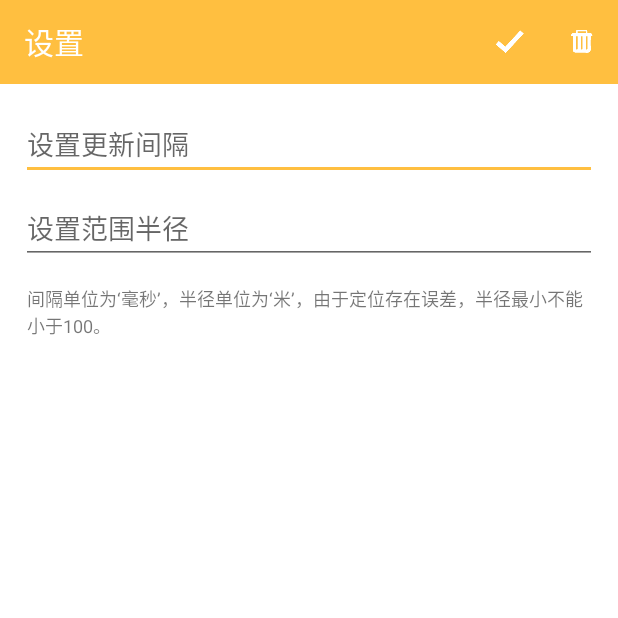
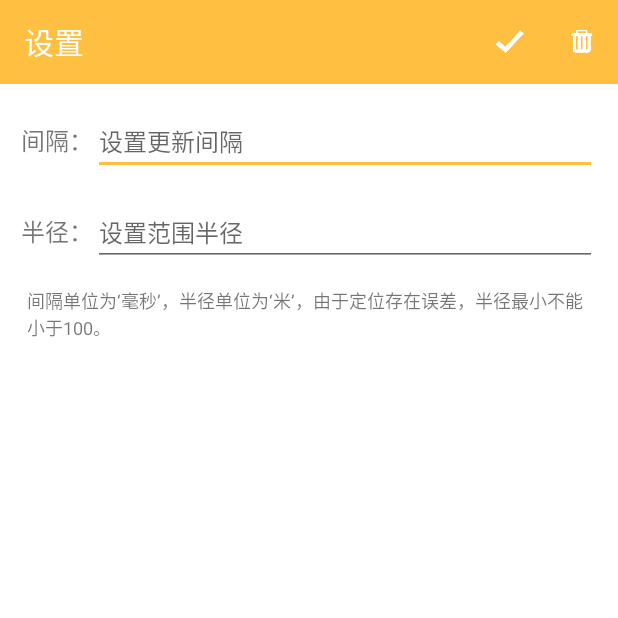
Before and after one commit to zhaomengjia0124/Buszzz, an Android app: the LocationSetActivity screen opened directly, with no data from a screen before it, on a phone screen of 412 x 824 dp, the top half of it. Run offline under Robolectric (Android 15) with nearby library versions, the light colour scheme and no system bars; our stand-ins replace ButterKnife.

Commit message:
优化UI

```diff
--- a/app/src/main/java/com/yuan/locationremind/LocationListActivity.java
+++ b/app/src/main/java/com/yuan/locationremind/LocationListActivity.java
@@ -9,7 +9,6 @@ import android.support.annotation.Nullable;
 import android.support.v7.widget.LinearLayoutManager;
 import android.support.v7.widget.RecyclerView;
 import android.support.v7.widget.Toolbar;
-import android.util.Log;
 import android.view.Menu;
 import android.view.MenuItem;
 import android.widget.TextView;
@@ -36,6 +35,7 @@ import butterknife.ButterKnife;
 public class LocationListActivity extends CheckPermissionsActivity {
 
     public static int REQUEST_CODE = 1;
+
     @BindView(R.id.recyclerView)
     RecyclerView mRecyclerView;
 
@@ -69,7 +69,6 @@ public class LocationListActivity extends CheckPermissionsActivity {
 
     private void handleState(@Nullable Bundle savedInstanceState) {
         if (!isServiceWork(this, "com.yuan.locationremind.LocationService")) {
-            if (BuildConfig.DEBUG) Log.d("LocationListActivity", "isnot");
             for (LocationEntity entity : mLocationDao.queryAll()) {
                 if (entity.getSelected() == 1) {
                     entity.setSelected(0);
@@ -147,9 +146,7 @@ public class LocationListActivity extends CheckPermissionsActivity {
      */
     @Override
     public void onSaveInstanceState(Bundle outState) {
-        if (BuildConfig.DEBUG) Log.d("LocationListActivity", "onSaveInstanceState");
         outState.putParcelable("location", mLocation);
-
         super.onSaveInstanceState(outState);
     }
 
@@ -157,7 +154,6 @@ public class LocationListActivity extends CheckPermissionsActivity {
     protected void onRestoreInstanceState(Bundle savedInstanceState) {
         handleState(savedInstanceState);
         refreshView(null);
-        if (BuildConfig.DEBUG) Log.d("LocationListActivity", "onRestoreInstanceState");
         super.onRestoreInstanceState(savedInstanceState);
     }
 
--- a/app/src/main/res/layout/activity_location_list.xml
+++ b/app/src/main/res/layout/activity_location_list.xml
@@ -21,6 +21,7 @@
         android:layout_height="wrap_content"
         android:ellipsize="end"
         android:paddingBottom="6dp"
+        android:maxLines="2"
         android:paddingLeft="18dp"
         android:minLines="2"
         android:gravity="center_vertical"
--- a/app/src/main/res/layout/activity_search.xml
+++ b/app/src/main/res/layout/activity_search.xml
@@ -21,7 +21,7 @@
         android:layout_width="match_parent"
         android:layout_height="match_parent"
         android:orientation="vertical"
-        android:paddingTop="8dp"
+        android:paddingTop="16dp"
         android:paddingBottom="8dp"
         android:paddingLeft="14dp"
         android:paddingRight="14dp">
@@ -31,15 +31,12 @@
             android:layout_width="match_parent"
             android:layout_height="48dp"
             android:layout_gravity="center_vertical"
-            android:layout_marginTop="24dp"
             android:drawablePadding="8dp"
             android:hint="@string/please_input_addr"
             android:maxLength="24"
             android:paddingLeft="8dp"
-
             android:paddingRight="8dp"
             android:singleLine="true"
-            android:textSize="16sp"
             app:iconClear="@mipmap/ic_del"
             />
 
--- a/app/src/main/res/layout/activity_set.xml
+++ b/app/src/main/res/layout/activity_set.xml
@@ -17,34 +17,58 @@
         app:titleTextColor="@android:color/white"/>
 
 
-    <EditText
-        android:id="@+id/setIntervalEt"
+    <LinearLayout
         android:layout_width="match_parent"
         android:layout_height="wrap_content"
         android:layout_marginLeft="14dp"
         android:layout_marginRight="14dp"
-        android:layout_marginTop="16dp"
-        android:hint="设置更新间隔"
-        android:inputType="numberDecimal"
-        />
+        android:layout_marginTop="16dp">
 
-    <EditText
-        android:id="@+id/setRadiusEt"
+        <TextView
+            android:layout_width="wrap_content"
+            android:layout_height="wrap_content"
+            android:text="间隔："
+            android:textSize="16sp"/>
+
+        <EditText
+            android:id="@+id/setIntervalEt"
+            android:layout_width="match_parent"
+            android:layout_height="wrap_content"
+            android:hint="设置更新间隔"
+            android:inputType="numberDecimal"
+            android:textSize="16sp"
+            />
+    </LinearLayout>
+
+    <LinearLayout
         android:layout_width="match_parent"
         android:layout_height="wrap_content"
         android:layout_marginLeft="14dp"
         android:layout_marginRight="14dp"
-        android:layout_marginTop="8dp"
-        android:hint="设置范围半径"
-        android:inputType="numberDecimal"/>
+        android:layout_marginTop="16dp">
+
+        <TextView
+            android:layout_width="wrap_content"
+            android:layout_height="wrap_content"
+            android:text="半径："
+            android:textSize="16sp"/>
+
+        <EditText
+            android:id="@+id/setRadiusEt"
+            android:layout_width="match_parent"
+            android:layout_height="wrap_content"
+            android:textSize="16sp"
+            android:hint="设置范围半径"
+            android:inputType="numberDecimal"/>
+    </LinearLayout>
 
     <TextView
         android:layout_width="wrap_content"
         android:layout_height="wrap_content"
-        android:text="间隔单位为‘毫秒’，半径单位为‘米’，由于定位存在误差，半径最小不能小于100。"
         android:layout_marginTop="14dp"
         android:paddingLeft="18dp"
         android:paddingRight="14dp"
+        android:text="间隔单位为‘毫秒’，半径单位为‘米’，由于定位存在误差，半径最小不能小于100。"
         android:textSize="12sp"/>
 
 
```
Also changed, not shown: app/src/main/java/com/yuan/locationremind/LocationService.java (+13 -13 lines), app/src/main/res/layout/location_list_item.xml (+5 -10 lines), app/src/main/res/layout/remind.xml (added, +8 -0 lines), app/src/main/res/layout/search_list_item.xml (+4 -7 lines), app/src/main/res/drawable/r1.png, app/src/main/res/drawable/r2.png, app/src/main/res/drawable/r3.png, app/src/main/res/drawable/r4.png, app/src/main/res/drawable/r5.png, app/src/main/res/drawable/r6.png, app/src/main/res/drawable/r7.png.
